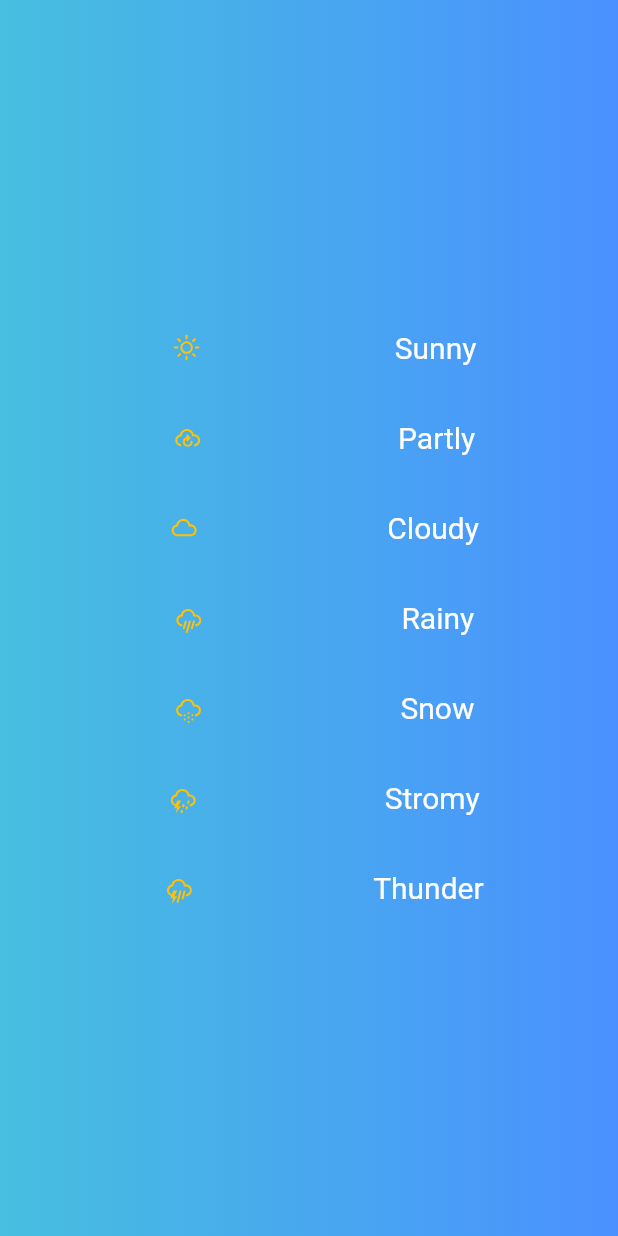
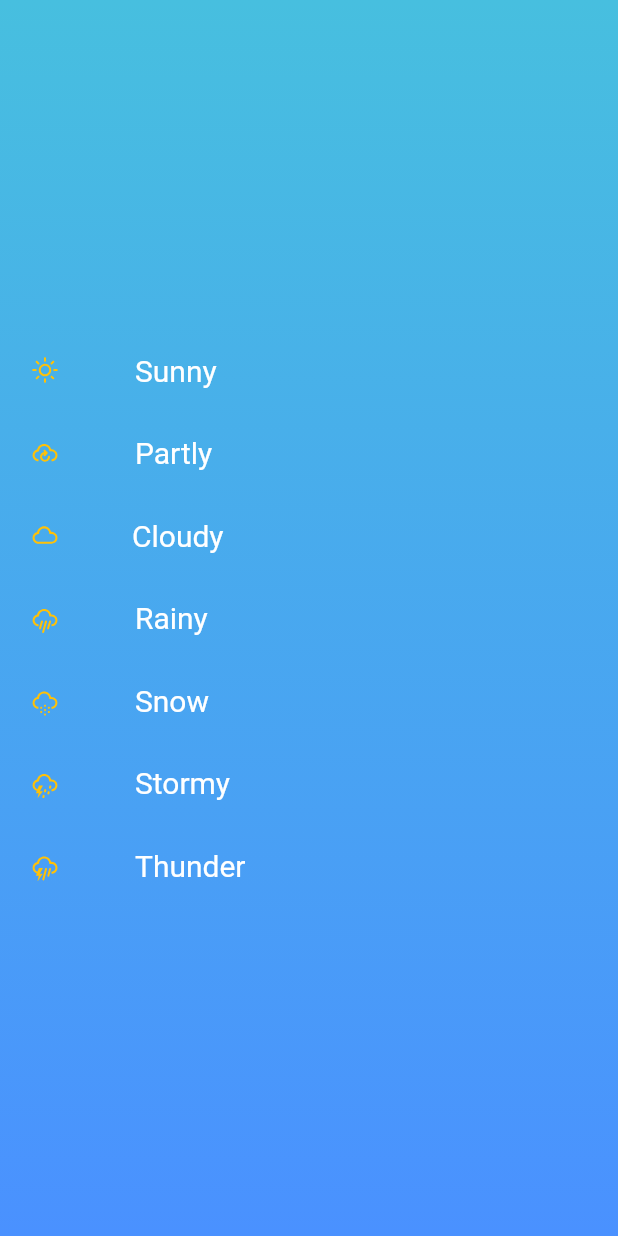
Before and after one commit to htask7878/weather_app, a Flutter app: the WeatherList screen opened directly, on a phone screen of 412 x 824 dp. Run offline on Flutter 3.47's test engine with Material 2 defaults, Android fonts, the phone set to English and light mode, and no system bars; our stand-ins replace auto_size_text, simple_gradient_text, sqflite, sqflite_common, weather_icons; accounts and stored records are empty.

Commit message:
Initial commit

```diff
--- a/lib/home.dart
+++ b/lib/home.dart
@@ -2,10 +2,9 @@ import 'package:auto_size_text/auto_size_text.dart';
 import 'package:flutter/material.dart';
 import 'package:path/path.dart';
 import 'package:sqflite/sqflite.dart';
+import 'package:weather_app/loginpage.dart';
 
-import 'Success.dart';
 import 'signuppage.dart';
-
 
 class Home extends StatefulWidget {
   @override
@@ -20,10 +19,10 @@ class _HomeState extends State<Home> {
   void initState() {
     // TODO: implement initState
     super.initState();
-    datas();
+    dataBase();
   }
 
-  datas() async {
+  dataBase() async {
     // Get a location using getDatabasesPath
     var databasesPath = await getDatabasesPath();
     String path = join(databasesPath, 'ht.db');
@@ -99,9 +98,9 @@ class _HomeState extends State<Home> {
                               colors: [Color(0xff47BFDF), Color(0xff4A91FF)])),
                       child: Center(
                           child: Text(
-                            "Get start",
-                            style: TextStyle(color: Colors.white, fontSize: 18),
-                          )),
+                        "Get start",
+                        style: TextStyle(color: Colors.white, fontSize: 18),
+                      )),
                     )),
                 SizedBox(
                   height: 8,
@@ -118,7 +117,7 @@ class _HomeState extends State<Home> {
                           Navigator.pushReplacement(
                               context,
                               MaterialPageRoute(
-                                builder: (context) => Success(database!),
+                                builder: (context) => LogIn(database!),
                               ));
                         },
                         child: Text(
--- a/lib/signuppage.dart
+++ b/lib/signuppage.dart
@@ -1,7 +1,6 @@
 import 'package:flutter/material.dart';
 import 'package:sqflite_common/sqlite_api.dart';
 
-// import 'Success.dart';
 import 'Success.dart';
 import 'loginpage.dart';
 
--- a/lib/weatherlist.dart
+++ b/lib/weatherlist.dart
@@ -14,9 +14,10 @@ class _WeatherListState extends State<WeatherList> {
   Widget build(BuildContext context) {
     return Scaffold(
       body: Container(
-          padding: EdgeInsets.all(40),
         decoration: BoxDecoration(
               gradient: LinearGradient(
+                  begin: Alignment.topCenter,
+                  end: Alignment.bottomCenter,
                   colors: [Color(0xFF47BFDF), Color(0xFF4A91FF)])),
           child: Column(
             mainAxisAlignment: MainAxisAlignment.center,
@@ -30,22 +31,20 @@ class _WeatherListState extends State<WeatherList> {
                   ));
                 },
                 child: Row(
-                  mainAxisAlignment: MainAxisAlignment.spaceAround,
-                  crossAxisAlignment: CrossAxisAlignment.center,
+                  mainAxisAlignment: MainAxisAlignment.start,
                   children: [
                     Container(
-                      height: 60,
+                      height: 55,
                       width: 60,
                       child: BoxedIcon(
                         WeatherIcons.day_sunny,
                         color: Colors.amber,
                       ),
                     ),
-                    Container(
-                      child: Text(
+                    SizedBox(width: 30,),
+                    Text(
                       "Sunny",
                       style: TextStyle(color: Colors.white, fontSize: 20),
-                      ),
                     ),
                   ],
                 ),
@@ -59,22 +58,21 @@ class _WeatherListState extends State<WeatherList> {
                   ));
                 },
                 child: Row(
-                  mainAxisAlignment: MainAxisAlignment.spaceAround,
-                  crossAxisAlignment: CrossAxisAlignment.center,
+                  mainAxisAlignment: MainAxisAlignment.start,
                   children: [
                     Container(
-                      height: 60,
+                      height: 55,
                       width: 60,
                       child: BoxedIcon(
                         WeatherIcons.cloud_refresh,
                         color: Colors.amber,
                       ),
                     ),
-                    Container(
-                      child: Text(
+                    SizedBox(width: 30,),
+
+                    Text(
                       "Partly",
                       style: TextStyle(color: Colors.white, fontSize: 20),
-                      ),
                     ),
                   ],
                 ),
@@ -88,22 +86,20 @@ class _WeatherListState extends State<WeatherList> {
                   ));
                 },
                 child: Row(
-                  mainAxisAlignment: MainAxisAlignment.spaceAround,
-                  crossAxisAlignment: CrossAxisAlignment.center,
+                  mainAxisAlignment: MainAxisAlignment.start,
                   children: [
                     Container(
-                      height: 60,
+                      height: 55,
                       width: 60,
                       child: BoxedIcon(
                         WeatherIcons.cloud,
                         color: Colors.amber,
                       ),
                     ),
-                    Container(
-                      child: Text(
+                    SizedBox(width: 28,),
+                    Text(
                       "Cloudy",
                       style: TextStyle(color: Colors.white, fontSize: 20),
-                      ),
                     ),
                   ],
                 ),
@@ -117,22 +113,20 @@ class _WeatherListState extends State<WeatherList> {
                   ));
                 },
                 child: Row(
-                  mainAxisAlignment: MainAxisAlignment.spaceAround,
-                  crossAxisAlignment: CrossAxisAlignment.center,
+                  mainAxisAlignment: MainAxisAlignment.start,
                   children: [
                     Container(
-                      height: 60,
+                      height: 55,
                       width: 60,
                       child: BoxedIcon(
                         WeatherIcons.rain,
                         color: Colors.amber,
                       ),
                     ),
-                    Container(
-                      child: Text(
+                    SizedBox(width: 30,),
+                    Text(
                       "Rainy",
                       style: TextStyle(color: Colors.white, fontSize: 20),
-                      ),
                     ),
                   ],
                 ),
@@ -146,22 +140,20 @@ class _WeatherListState extends State<WeatherList> {
                   ));
                 },
                 child: Row(
-                  mainAxisAlignment: MainAxisAlignment.spaceAround,
-                  crossAxisAlignment: CrossAxisAlignment.center,
+                  mainAxisAlignment: MainAxisAlignment.start,
                   children: [
                     Container(
-                      height: 60,
+                      height: 55,
                       width: 60,
                       child: BoxedIcon(
                         WeatherIcons.snow,
                         color: Colors.amber,
                       ),
                     ),
-                    Container(
-                      child: Text(
+                    SizedBox(width: 30,),
+                    Text(
                       "Snow",
                       style: TextStyle(color: Colors.white, fontSize: 20),
-                      ),
                     ),
                   ],
                 ),
@@ -175,22 +167,20 @@ class _WeatherListState extends State<WeatherList> {
                   ));
                 },
                 child: Row(
-                  mainAxisAlignment: MainAxisAlignment.spaceAround,
-                  crossAxisAlignment: CrossAxisAlignment.center,
+                  mainAxisAlignment: MainAxisAlignment.start,
                   children: [
                     Container(
-                      height: 60,
+                      height: 55,
                       width: 60,
                       child: BoxedIcon(
                         WeatherIcons.storm_showers,
                         color: Colors.amber,
                       ),
                     ),
-                    Container(
-                      child: Text(
-                        "Stromy",
+                    SizedBox(width: 30,),
+                    Text(
+                      "Stormy",
                       style: TextStyle(color: Colors.white, fontSize: 20),
-                      ),
                     ),
                   ],
                 ),
@@ -204,22 +194,20 @@ class _WeatherListState extends State<WeatherList> {
                   ));
                 },
                 child: Row(
-                  mainAxisAlignment: MainAxisAlignment.spaceAround,
-                  crossAxisAlignment: CrossAxisAlignment.center,
+                  mainAxisAlignment: MainAxisAlignment.start,
                   children: [
                     Container(
-                      height: 60,
+                      height: 55,
                       width: 60,
                       child: BoxedIcon(
                         WeatherIcons.thunderstorm,
                         color: Colors.amber,
                       ),
                     ),
-                    Container(
-                      child: Text(
+                    SizedBox(width: 30,),
+                    Text(
                       "Thunder",
                       style: TextStyle(color: Colors.white, fontSize: 20),
-                      ),
                     ),
                   ],
                 ),
```
Lines whose indentation alone changed are shown as unchanged.
